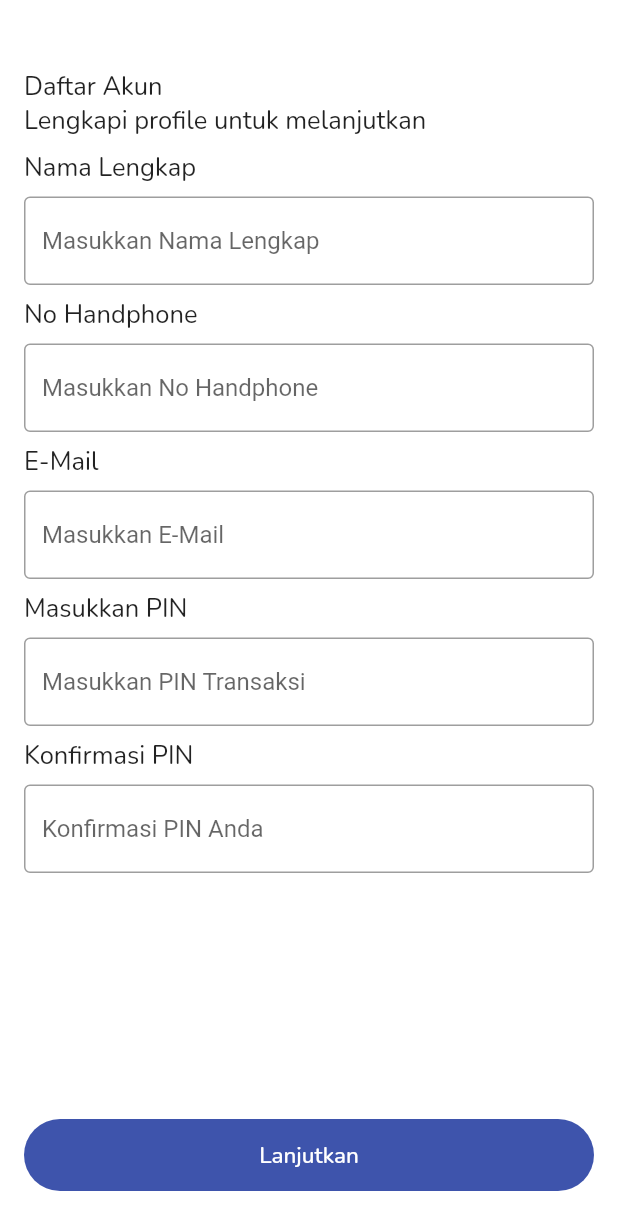
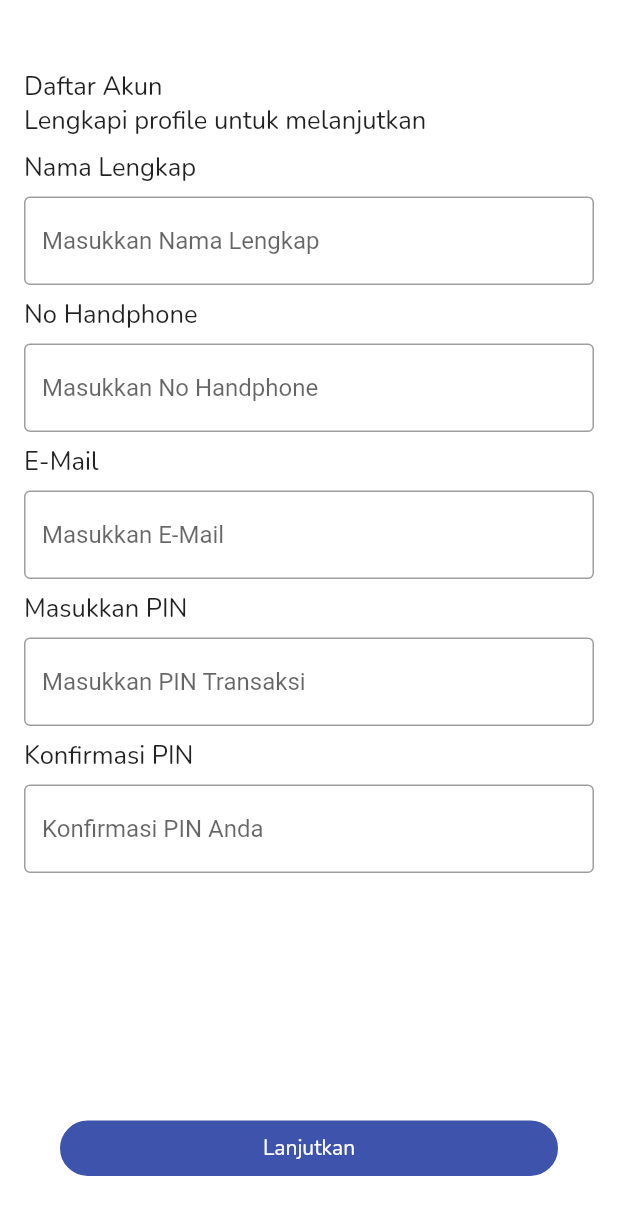
Before and after one commit to ntaulya/visipay, a Flutter app: the Register screen opened directly, on a phone screen of 412 x 824 dp. Shown: the top 1230 px of the screen. Run offline on Flutter 3.47's test engine with Material 2 defaults, Android fonts, the phone set to English and light mode, and no system bars; our stand-ins replace bloc, dartz, flutter_bloc, flutter_svg, get_it, google_fonts and 2 more; missing offline and left inert: dart:ffi.

Commit message:
Update API Regist & Login

```diff
--- a/lib/bloc/login/login_bloc.dart
+++ b/lib/bloc/login/login_bloc.dart
@@ -10,7 +10,7 @@ class LoginBloc extends Bloc<LoginEvent, LoginState> {
 
   LoginBloc ({required this.data}) : super(LoginInitial()) {
     on<LoginEvent>((event, emit) async {
-      if (event is RegisterFormSubmit) {
+      if (event is LoginFormSubmit) {
         emit(LoginLoading());
         final failureOrUser = await data.login(event.phone, event.security_code);
         emit(failureOrUser.fold((l) => LoginError(l), (r) => LoginSuccess()));
--- a/lib/bloc/login/login_event.dart
+++ b/lib/bloc/login/login_event.dart
@@ -3,9 +3,9 @@ part of 'login_bloc.dart';
 @immutable
 abstract class LoginEvent {}
 
-class RegisterFormSubmit extends LoginEvent{
+class LoginFormSubmit extends LoginEvent{
   final String phone;
   final String security_code;
 
-  RegisterFormSubmit(this.phone, this.security_code);
+  LoginFormSubmit(this.phone, this.security_code);
 }
--- a/lib/bloc/register/register_state.dart
+++ b/lib/bloc/register/register_state.dart
@@ -3,14 +3,18 @@ part of 'register_bloc.dart';
 @immutable
 abstract class RegisterState {}
 
+//kondisi awal
 class RegisterInitial extends RegisterState {}
 
+//lagi proses
 class RegisterLoading extends RegisterState {}
 
+//kalau gagal
 class RegisterError extends RegisterState {
   final String error_message;
 
   RegisterError(this.error_message);
 }
 
+//kalau berhasil
 class RegisterSuccess extends RegisterState {}
--- a/lib/core/constant/api.dart
+++ b/lib/core/constant/api.dart
@@ -1,5 +1,7 @@
 // ignore_for_file: constant_identifier_names
 
 class ApiUrl {
-  static const String HOST = 'http://178.128.21.253:3030';
+  static const String HOST = 'http://visipay.syariif-dev.com/api';
+  static const String PATH_USER = '/user';
+
 }
--- a/lib/data/datasources/remote/auth.dart
+++ b/lib/data/datasources/remote/auth.dart
@@ -18,7 +18,7 @@ class AuthRemoteDatasourcesImpl extends AuthRemoteDatasources {
       String phone, String security_code) async {
     var response = await ApiRequest(
       method: API_METHODS.POST,
-      path: "/user/login",
+      path: "/api/user/login",
       payloadJson: {"phone": phone, "security_code": security_code},
     );
     if (response.asRight().statusCode == 200) {
@@ -39,7 +39,7 @@ class AuthRemoteDatasourcesImpl extends AuthRemoteDatasources {
       String phone, String name, String email, String security_code) async {
     var response = await ApiRequest(
       method: API_METHODS.POST,
-      path: "/api/user/login",
+      path: "/api/user/register",
       payloadJson: {
         "name": name,
         "email": email,
--- a/lib/pages/auth/login.dart
+++ b/lib/pages/auth/login.dart
@@ -122,7 +122,7 @@ class _LoginState extends State<Login> {
                   Padding(
                     padding: const EdgeInsets.all(40.0),
                     child: Button("Lanjutkan", onTap: () {
-                      context.read<LoginBloc>().add(RegisterFormSubmit(_phoneController.text, _pinController.text));
+                      context.read<LoginBloc>().add(LoginFormSubmit(_phoneController.text, _pinController.text));
                     }),
                   );
                 }
--- a/lib/pages/auth/register.dart
+++ b/lib/pages/auth/register.dart
@@ -4,6 +4,7 @@ import 'package:flutter/material.dart';
 import 'package:flutter_bloc/flutter_bloc.dart';
 import 'package:google_fonts/google_fonts.dart';
 import 'package:visipay/bloc/register/register_bloc.dart';
+import 'package:visipay/core/constant/routes.dart';
 import 'package:visipay/core/theme/palette.dart';
 import 'package:visipay/core/theme/textSize.dart';
 import 'package:visipay/injection_container/di.dart';
@@ -11,13 +12,15 @@ import 'package:visipay/pages/home.dart';
 import 'package:visipay/widgets/button.dart';
 
 class Register extends StatefulWidget {
-  const Register({super.key});
+  const Register({super.key}); //untuk parsing data ke register, widget
 
   @override
-  State<Register> createState() => _RegisterState();
+  State<Register> createState() =>
+      _RegisterState(); //nyoba datanya dengan state
 }
 
 class _RegisterState extends State<Register> {
+  //data tiap field
   final TextEditingController _phoneController = TextEditingController();
   final TextEditingController _nameController = TextEditingController();
   final TextEditingController _emailController = TextEditingController();
@@ -43,14 +46,16 @@ class _RegisterState extends State<Register> {
                     Text(
                       'Daftar Akun',
                       style: GoogleFonts.nunito(
-                        textStyle: Nunito_17px, fontWeight: FontWeight.normal),
+                          textStyle: Nunito_17px,
+                          fontWeight: FontWeight.normal),
                     ),
 
                     //text 2
                     Text(
                       'Lengkapi profile untuk melanjutkan',
                       style: GoogleFonts.nunito(
-                        textStyle: Nunito_17px, fontWeight: FontWeight.normal),
+                          textStyle: Nunito_17px,
+                          fontWeight: FontWeight.normal),
                     ),
 
                     SizedBox(height: 8),
@@ -59,7 +64,8 @@ class _RegisterState extends State<Register> {
                     Text(
                       'Nama Lengkap',
                       style: GoogleFonts.nunito(
-                        textStyle: Nunito_17px, fontWeight: FontWeight.normal),
+                          textStyle: Nunito_17px,
+                          fontWeight: FontWeight.normal),
                     ),
                     SizedBox(height: 8),
                     TextField(
@@ -76,7 +82,8 @@ class _RegisterState extends State<Register> {
                     Text(
                       'No Handphone',
                       style: GoogleFonts.nunito(
-                        textStyle: Nunito_17px, fontWeight: FontWeight.normal),
+                          textStyle: Nunito_17px,
+                          fontWeight: FontWeight.normal),
                     ),
                     SizedBox(height: 8),
                     TextField(
@@ -94,7 +101,8 @@ class _RegisterState extends State<Register> {
                     Text(
                       'E-Mail',
                       style: GoogleFonts.nunito(
-                        textStyle: Nunito_17px, fontWeight: FontWeight.normal),
+                          textStyle: Nunito_17px,
+                          fontWeight: FontWeight.normal),
                     ),
 
                     SizedBox(height: 8),
@@ -114,7 +122,8 @@ class _RegisterState extends State<Register> {
                     Text(
                       'Masukkan PIN',
                       style: GoogleFonts.nunito(
-                        textStyle: Nunito_17px, fontWeight: FontWeight.normal),
+                          textStyle: Nunito_17px,
+                          fontWeight: FontWeight.normal),
                     ),
                     SizedBox(height: 8),
                     TextField(
@@ -132,7 +141,8 @@ class _RegisterState extends State<Register> {
                     Text(
                       'Konfirmasi PIN',
                       style: GoogleFonts.nunito(
-                        textStyle: Nunito_17px, fontWeight: FontWeight.normal),
+                          textStyle: Nunito_17px,
+                          fontWeight: FontWeight.normal),
                     ),
                     SizedBox(height: 8),
                     TextField(
@@ -146,76 +156,110 @@ class _RegisterState extends State<Register> {
                   ],
                 ),
               ),
+            ),
 
+            // bottom bar dengan API
+            bottomNavigationBar: BlocProvider(
+              //bloc buat state management (tampilin ui bisa nampilin error, loading ataupun load data)
+              create: (context) => sl<RegisterBloc>(), //buat manggil eventnya
+              child: BlocBuilder<RegisterBloc, RegisterState>(
+                //buat nampilin widget
+                builder: (context, state) {
+                  //buat manggil
+                  if (state is RegisterInitial) {
+                    //registerinitial buat kalau event nya gak di trigger
+                    return Padding(
+                      padding: const EdgeInsets.all(40.0),
+                      child: Button(
+                        "Lanjutkan",
+                        onTap: () {
+                          //kalau ngetap tombolnya, akan ngetrigger event
+                          context.read<RegisterBloc>().add(RegisterFormSubmit(
+                              _phoneController.text,
+                              _nameController.text,
+                              _emailController.text,
+                              _pinController.text));
+                        },
                       ),
-          //bottom bar
-          // bottomNavigationBar: BlocProvider(
-          //   create: (context) => sl<RegisterBloc>(),
-          //   child: BlocBuilder<RegisterBloc, RegisterState>(
-          //     builder: (context, state) {
-          //       if (state is RegisterInitial) {
-          //         return Padding(
-          //           padding: const EdgeInsets.all(40.0),
-          //           child: Button(
-          //             "Lanjutkan",
-          //             onTap: () {
-          //               context.read<RegisterBloc>().add(RegisterFormSubmit(
-          //                   _phoneController.text,
-          //                   _nameController.text,
-          //                   _emailController.text,
-          //                   _pinController.text));
-          //             },
-          //           ),
-          //         );
-          //       } else if (state is RegisterSuccess) {
-          //         Timer(Duration.zero, () {
-          //           // Navigator.of(context).pushNamed('/home');
-          //           Navigator.push(context,
-          //           MaterialPageRoute(builder:
-          //           (context) => Home(),)
-          //           );
-
-          //         });
-          //         return Container();
-          //       }
-          //       return Padding(
-          //         padding: const EdgeInsets.all(40.0),
-          //         child: Button(
-          //           "Lanjutkan",
-          //           backgroundColor: Primary50.withOpacity(0.5),
-          //         ),
-          //       );
-          //     },
-          //   ),
-          // )
-          bottomNavigationBar: Container(
-            padding: EdgeInsets.only(left: 16, right: 16, bottom: 30),
-                      // width: 380,
-                      height: 78,
-                      child: TextButton(
-                        style: TextButton.styleFrom(
-                          shape: RoundedRectangleBorder(
-                              borderRadius: BorderRadius.circular(100)),
-                          backgroundColor: Primary50,
+                    );
+                  } else if (state is RegisterSuccess) {
+                    //jika sukses
+                    Timer(Duration.zero, () {
+                      //navigator otomatis
+                      Navigator.of(context).pushNamed(RouteUrl.Home);
+                      // Navigator.push(
+                      //     context, //navigasi screen
+                      //     MaterialPageRoute(
+                      //       builder: (context) => Home(),
+                      //     ) //menampilkan home
+                      //     );
+                    });
+                    return Container();
+                    //kalau register gagal
+                  } else if (state is RegisterError) {
+                    //jika sukses
+                    Timer(Duration.zero, () {
+                      //navigator otomatis
+                      // Navigator.of(context).pushNamed('/home');
+                      ScaffoldMessenger.of(context).showSnackBar(
+                        SnackBar(
+                          content: Text('Anda Gagal Registrasi'),
+                          duration: Duration(seconds: 5),
                         ),
-                        onPressed: () {
-                          // Navigator.pushNamed(context, "/home");
-                          Navigator.push(context,
-                          MaterialPageRoute(builder:
-                          (context) => Home(),
-                          )
                       );
+                    });
+                    return Padding(
+                      padding: const EdgeInsets.all(40.0),
+                      child: Button(
+                        "Lanjutkan",
+                        onTap: () {
+                          //kalau ngetap tombolnya, akan ngetrigger event
+                          context.read<RegisterBloc>().add(RegisterFormSubmit(
+                              _phoneController.text,
+                              _nameController.text,
+                              _emailController.text,
+                              _pinController.text));
                         },
-                        child: Text(
-                          "Lanjutkan",
-                          style: GoogleFonts.nunito(
-                              textStyle: Nunito_15px,
-                              fontWeight: FontWeight.w500,
-                              color: Colors.white),
-                        ),
-                      ),
-                    )
                       ),
                     );
                   }
+                  //kalau state nya loading
+                  return Padding(
+                    padding: const EdgeInsets.all(40.0),
+                    child: Button(
+                      "Lanjutkan",
+                      backgroundColor: Primary50.withOpacity(0.5),
+                    ),
+                  );
+                },
+              ),
+            ))
+        // bottomNavigationBar: Container(
+        //   padding: EdgeInsets.only(left: 16, right: 16, bottom: 30),
+        //   // width: 380,
+        //   height: 78,
+        //   child: TextButton(
+        //     style: TextButton.styleFrom(
+        //       shape: RoundedRectangleBorder(
+        //           borderRadius: BorderRadius.circular(100)),
+        //       backgroundColor: Primary50,
+        //     ),
+        //     onPressed: () {
+        //       Navigator.push(
+        //           context,
+        //           MaterialPageRoute(
+        //             builder: (context) => Home(),
+        //           ));
+        //     },
+        //     child: Text(
+        //       "Lanjutkan",
+        //       style: GoogleFonts.nunito(
+        //           textStyle: Nunito_15px,
+        //           fontWeight: FontWeight.w500,
+        //           color: Colors.white),
+        //     ),
+        //   ),
+        // )),
+        );
   }
+}
--- a/lib/router.dart
+++ b/lib/router.dart
@@ -1,5 +1,6 @@
 import 'package:flutter/material.dart';
 import 'package:visipay/Pages/onBoarding.dart';
+import 'package:visipay/core/constant/routes.dart';
 import 'package:visipay/pages/auth/login.dart';
 import 'package:visipay/pages/auth/register.dart';
 import 'package:visipay/pages/menu/pdam/pdam.dart';
@@ -25,7 +26,7 @@ abstract class IRouter {
 
 class VisiPayRouter implements IRouter {
   @override
-  String get initialRoute => "/home";
+  String get initialRoute => "/splash";
 
   @override
   Route onGenerateRoute(RouteSettings settings) {
@@ -39,7 +40,7 @@ class VisiPayRouter implements IRouter {
         return _buildRoute(builder: (_) => SplashScreen(), settings: settings);
       case "/login":
         return _buildRoute(builder: (_) => Login(), settings: settings);
-      case "/home":
+      case RouteUrl.Home:
         return _buildRoute(builder: (_) => Home(), settings: settings);
       case "/topup":
         return _buildRoute(builder: (_) => TopUp(), settings: settings);
```
Also changed, not shown: lib/main.dart (+4 -4 lines). Lines whose indentation alone changed are shown as unchanged.
